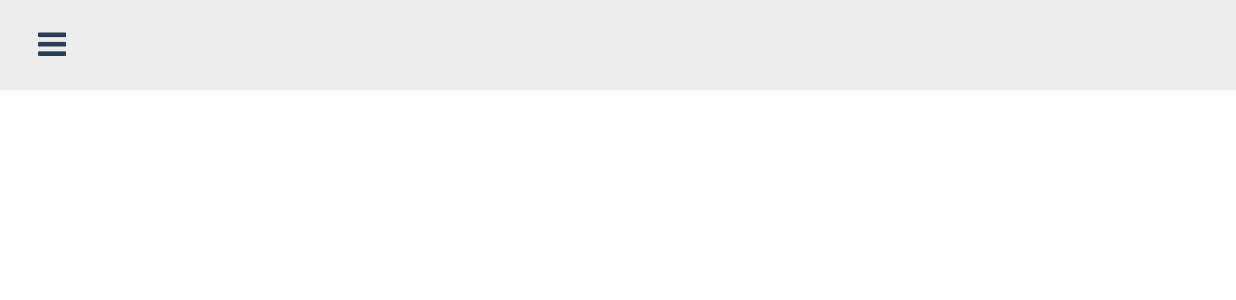
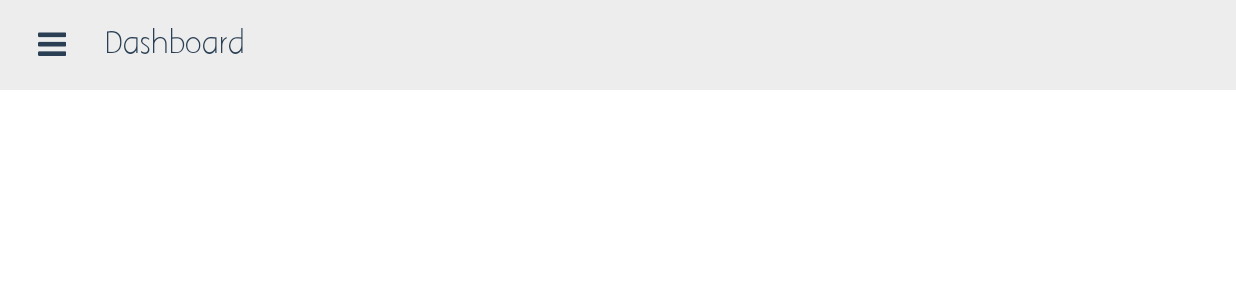
Before and after one commit to eMergeSolutionsGitHub/ChannelBridge, an Android app: the Home screen opened directly, with no data from a screen before it, on a phone screen of 824 x 412 dp (held sideways). Shown: the top 300 px of the screen. Run offline under Robolectric (Android 15) with nearby library versions, the phone set to English and light mode, and no system bars; our stand-ins replace data binding; plain views replace CircularImageView; 2 statements that could not run were skipped.

Commit message:
2016-12-28 day final

```diff
--- a/app/src/main/res/layout/layout_home.xml
+++ b/app/src/main/res/layout/layout_home.xml
@@ -28,6 +28,7 @@
                 android:background="@color/titlebar">
 
                 <RelativeLayout
+                    android:id="@+id/relLayout_manue_bar"
                     android:onClick="@{handlermenu.onUpdateMenuOnClick}"
                     android:layout_width="70dp"
                     android:layout_height="match_parent"
@@ -44,6 +45,17 @@
                         android:textAppearance="?android:attr/textAppearanceLarge"
                         android:textColor="@color/colorNavigationBar" />
                 </RelativeLayout>
+
+                <emerge.lk.channelbridge.Font.FontTitle
+                    android:text="@string/string_home_textview_title"
+                    android:layout_width="wrap_content"
+                    android:layout_height="wrap_content"
+                    android:id="@+id/textView6"
+                    android:textAppearance="?android:attr/textAppearanceMedium"
+                    android:layout_centerVertical="true"
+                    android:layout_toRightOf="@+id/relLayout_manue_bar"
+                    android:layout_toEndOf="@+id/relLayout_manue_bar"
+                    android:textColor="@color/colorNavigationBar" />
             </RelativeLayout>
 
             <RelativeLayout
--- /dev/null
+++ b/app/src/main/res/values/anim.xml
@@ -0,0 +1,2 @@
+<?xml version="1.0" encoding="utf-8"?>
+<resources></resources>
--- a/app/src/main/res/values/strings.xml
+++ b/app/src/main/res/values/strings.xml
@@ -30,7 +30,7 @@
 
 
     //home
-
+    <string name="string_home_textview_title">Dashboard</string>
 
     //title bar
     <string name="icon_logout">&#xf011;</string>
```
